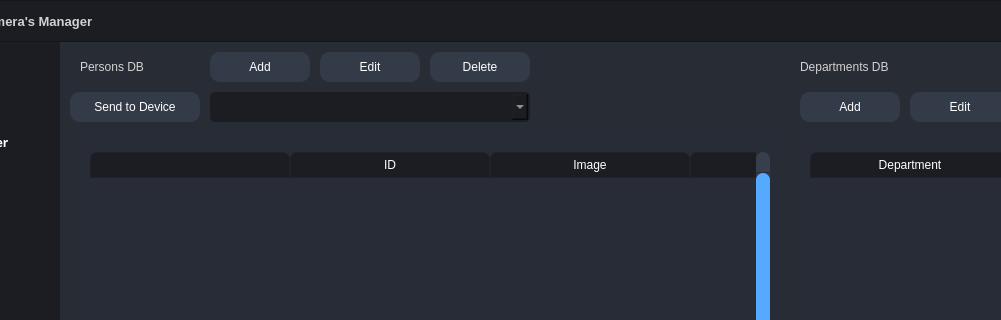
MetallicAlex/Thermal-Camera, file widget/forms/form_main.ui: the form before one commit; both pictures show x 120 to 1121 and y 0 to 320 of the 1280 by 720 pixel window.
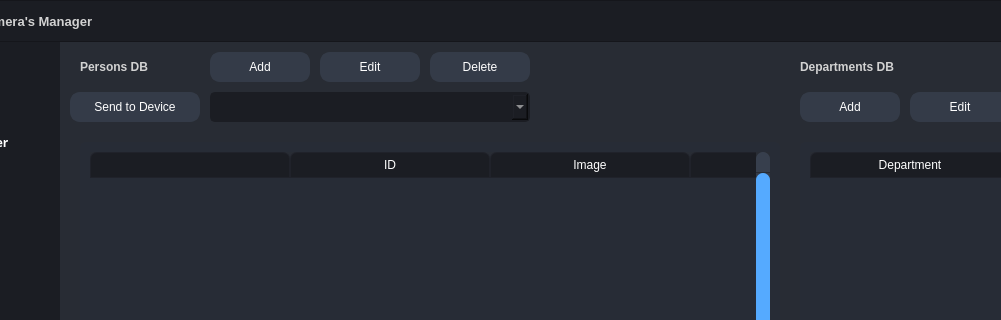
The form after the commit. Icons and pictures are not drawn.

Commit message: Add checkbox to header

What changed in the file:
```diff
--- a/widget/forms/form_main.ui
+++ b/widget/forms/form_main.ui
@@ -2580,6 +2580,8 @@
                 <font>
                  <family>Segoe UI</family>
                  <pointsize>9</pointsize>
+                 <weight>75</weight>
+                 <bold>true</bold>
                 </font>
                </property>
                <property name="text">
@@ -2602,6 +2604,8 @@
                 <font>
                  <family>Segoe UI</family>
                  <pointsize>9</pointsize>
+                 <weight>75</weight>
+                 <bold>true</bold>
                 </font>
                </property>
                <property name="text">
```
Left out of the diff: 18 changed lines with no effect on the pictures. The commit also changes 7 other files.
